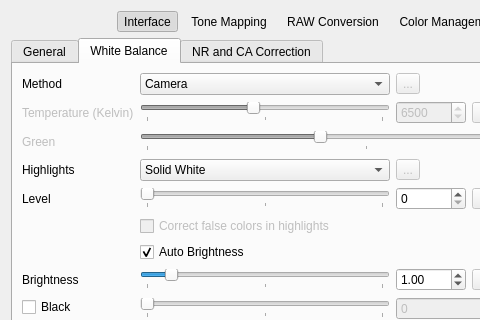
LuminanceHDR/LuminanceHDR, file src/Preferences/PreferencesDialog.ui: the form before one commit; both pictures show x 0 to 480 and y 0 to 320 of the 721 by 641 pixel window.
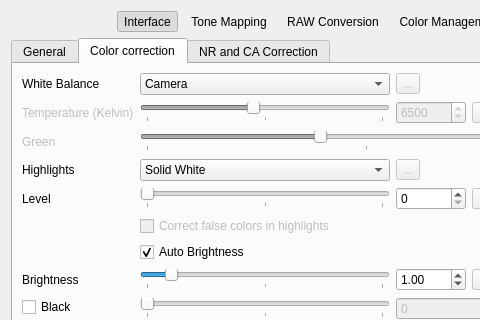
The form after the commit. The open tabs and pages were chosen to show the change. Icons and pictures are not drawn.

Commit message: #4: Wrong tooltips in Preferences dialog

What changed in the file:
```diff
--- a/src/Preferences/PreferencesDialog.ui
+++ b/src/Preferences/PreferencesDialog.ui
@@ -803,7 +803,7 @@
          </widget>
          <widget class="QWidget" name="tabWidgetPage2">
           <attribute name="title">
-           <string>White Balance</string>
+           <string>Color correction</string>
           </attribute>
           <layout class="QGridLayout" name="gridLayout_3">
            <item row="3" column="0">
@@ -824,7 +824,7 @@
              <item row="0" column="0">
               <widget class="QLabel" name="label_3">
                <property name="text">
-                <string>Method</string>
+                <string>White Balance</string>
                </property>
               </widget>
              </item>
```
Left out of the diff: 67 changed lines with no effect on the pictures. The commit also changes 1 other file.
